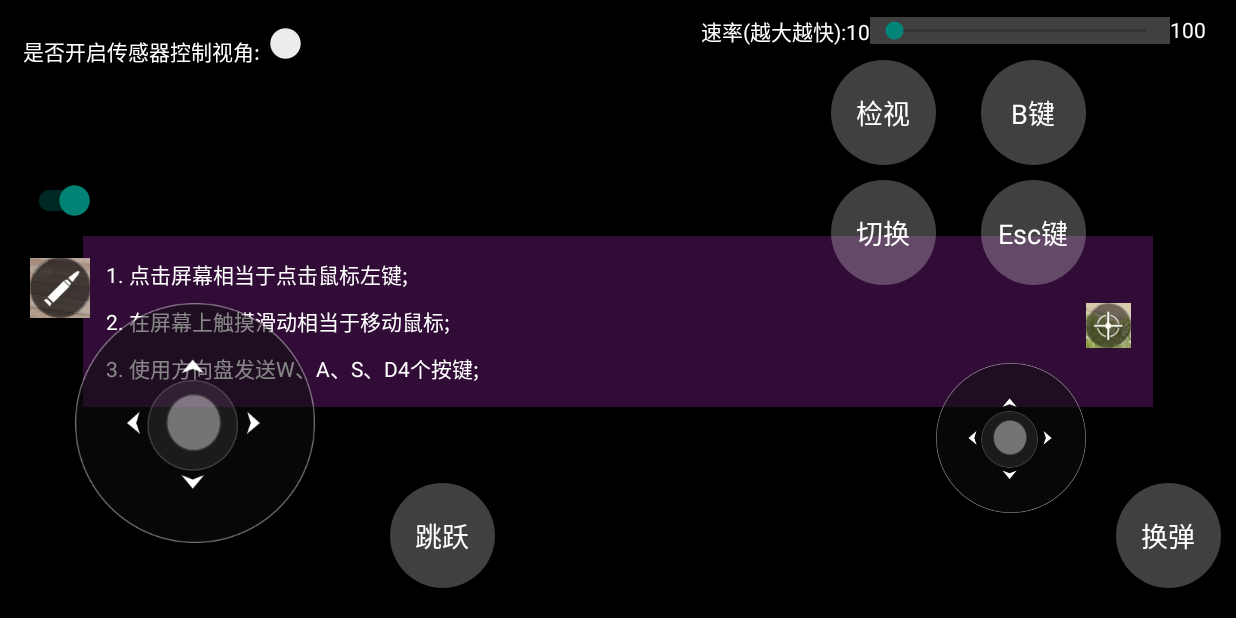
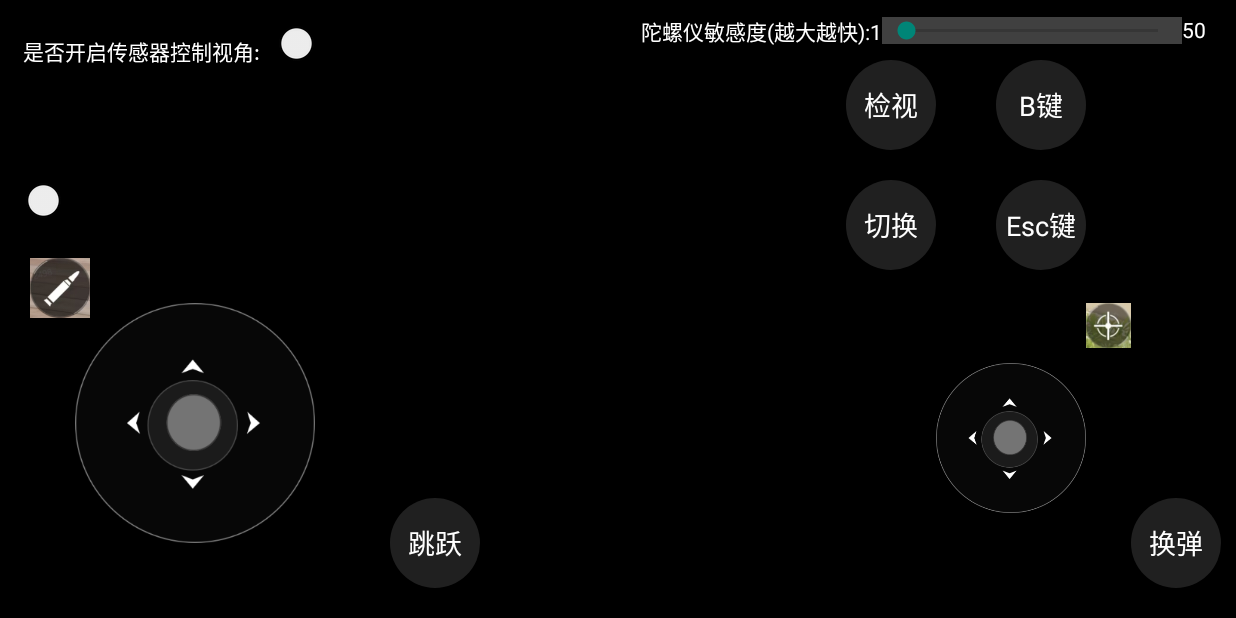
Before and after one commit to volcengine/veGame, an Android app: the CSDemoActivity screen opened directly, with no data from a screen before it, on a phone screen of 824 x 412 dp (held sideways). Run offline under Robolectric (Android 15) with nearby library versions, the phone set to English and light mode, and no system bars; libraries missing offline, so code that uses them is left out: com.blankj.utilcode, com.volcengine.cloudcore, com.volcengine.cloudphone; network calls fail; 9 statements that could not run were skipped.

Commit message:
对将陀螺仪角度转换成鼠标移动距离的过程进行优化
Signed-off-by: zhanghang.zn <zhanghang.zn@bytedance.com>

```diff
--- a/QuickStart/Android/app/src/main/java/com/volcengine/vegameengine/scene/cs/CSDemoActivity.java
+++ b/QuickStart/Android/app/src/main/java/com/volcengine/vegameengine/scene/cs/CSDemoActivity.java
@@ -5,6 +5,7 @@ import android.os.Bundle;
 import android.util.Log;
 import android.view.MotionEvent;
 import android.view.View;
+import android.widget.CompoundButton;
 import android.widget.FrameLayout;
 import android.widget.SeekBar;
 import android.widget.TextView;
@@ -43,6 +44,7 @@ public class CSDemoActivity extends BasePlayActivity implements IGamePlayerListe
     private TextView mOperationTip;
     private SensorController mSensorController;
     private final AngleSensorListener mAngleSensorListener = new AngleSensorListener();
+    private MouseMoveAndLeftClickSender mouseMoveAndLeftClickSender;
     // 左射击按钮，点击触发鼠标左键点击
     private View mLeftShotButton;
     // 右射击按钮，点击触发鼠标左键点击，长按滑动Rocker对应左键长按 + 鼠标滑动
@@ -67,9 +69,13 @@ public class CSDemoActivity extends BasePlayActivity implements IGamePlayerListe
     // 鼠标事件每秒发送个数统计视图
     private TextView monitorView;
     // 传感器速率提示View
-    private TextView sensorSpeedTip1, sensorSpeedTip2;
+//    private TextView sensorSpeedTip1, sensorSpeedTip2;
     // 传感器速率调整seek bar
-    private SeekBar sensorSpeedSeekBar;
+//    private SeekBar sensorSpeedSeekBar;
+    // 移动射击时自动关闭陀螺仪提示View
+    private TextView autoCloseSensorWhenMovingShotTextView;
+    // 移动射击时自动关闭陀螺仪开关
+    private SwitchCompat autoCloseSensorWhenMovingShotSwitch;
 
     @Override
     protected void onCreate(@Nullable Bundle savedInstanceState) {
@@ -97,28 +103,35 @@ public class CSDemoActivity extends BasePlayActivity implements IGamePlayerListe
         _BButton = findViewById(R.id.key_B_button);
         escButton = findViewById(R.id.key_Esc_button);
         monitorView = findViewById(R.id.mouse_event_monitor_tip);
-        sensorSpeedTip1 = findViewById(R.id.sensor_to_mouse_move_num_speed_tip);
-        sensorSpeedTip2 = findViewById(R.id.sensor_to_mouse_move_num_speed_tip_2);
-        sensorSpeedSeekBar = findViewById(R.id.sensor_to_mouse_move_num_speed);
+//        sensorSpeedTip1 = findViewById(R.id.sensor_to_mouse_move_num_speed_tip);
+//        sensorSpeedTip2 = findViewById(R.id.sensor_to_mouse_move_num_speed_tip_2);
+//        sensorSpeedSeekBar = findViewById(R.id.sensor_to_mouse_move_num_speed);
+        autoCloseSensorWhenMovingShotTextView = findViewById(R.id.auto_close_sensor_when_moving_shot_text);
+        autoCloseSensorWhenMovingShotSwitch = findViewById(R.id.auto_close_sensor_when_moving_shot);
+        autoCloseSensorWhenMovingShotSwitch.setOnCheckedChangeListener((buttonView, isChecked) -> {
+            if(mouseMoveAndLeftClickSender != null) {
+                mouseMoveAndLeftClickSender.enableAutoCloseSensorWhenMovingShot(isChecked);
+            }
+        });
         Monitor.listener = this;
 
-        sensorSpeedSeekBar.setOnSeekBarChangeListener(new SeekBar.OnSeekBarChangeListener() {
-            @Override
-            public void onProgressChanged(SeekBar seekBar, int i, boolean b) {
-
-            }
-
-            @Override
-            public void onStartTrackingTouch(SeekBar seekBar) {
-
-            }
-
-            @Override
-            public void onStopTrackingTouch(SeekBar seekBar) {
-                int currentSensitivity = seekBar.getProgress();
-                mAngleSensorListener.setSensorDataInterval((int)currentSensitivity);
-            }
-        });
+//        sensorSpeedSeekBar.setOnSeekBarChangeListener(new SeekBar.OnSeekBarChangeListener() {
+//            @Override
+//            public void onProgressChanged(SeekBar seekBar, int i, boolean b) {
+//
+//            }
+//
+//            @Override
+//            public void onStartTrackingTouch(SeekBar seekBar) {
+//
+//            }
+//
+//            @Override
+//            public void onStopTrackingTouch(SeekBar seekBar) {
+//                int currentSensitivity = seekBar.getProgress();
+//                mAngleSensorListener.setSensorDataInterval((int)currentSensitivity);
+//            }
+//        });
 
         mSwShowOrHide.setOnCheckedChangeListener((buttonView, isChecked) -> {
             mOperationTip.setVisibility(isChecked ? View.VISIBLE : View.GONE);
@@ -135,29 +148,43 @@ public class CSDemoActivity extends BasePlayActivity implements IGamePlayerListe
     private void enableSensorControlMouseMove(boolean enable){
         if(enable){
             // 启用陀螺仪控制画面视角的功能
-            if (mSensorController == null) {
-                mSensorController = new SensorController();
-                mSensorController.setSensorEventListener(mAngleSensorListener);
-            }
-            mSensorController.startSensor(getApplicationContext());
+            startSensor();
 
-            sensorSpeedTip1.setVisibility(View.VISIBLE);
-            sensorSpeedTip2.setVisibility(View.VISIBLE);
-            sensorSpeedSeekBar.setVisibility(View.VISIBLE);
-            sensorSpeedSeekBar.setProgress((int)mAngleSensorListener.getSensorDataInterval());
+            autoCloseSensorWhenMovingShotTextView.setVisibility(View.VISIBLE);
+            autoCloseSensorWhenMovingShotSwitch.setVisibility(View.VISIBLE);
+            autoCloseSensorWhenMovingShotSwitch.setChecked(false);
+
+//            sensorSpeedTip1.setVisibility(View.VISIBLE);
+//            sensorSpeedTip2.setVisibility(View.VISIBLE);
+//            sensorSpeedSeekBar.setVisibility(View.VISIBLE);
+//            sensorSpeedSeekBar.setProgress((int)mAngleSensorListener.getSensorDataInterval());
         } else {
             // 禁止陀螺仪控制画面视角的功能
-            if(mSensorController != null){
-                mSensorController.stopSensor();
-            }
-            mAngleSensorListener.reset();
+            stopSensor();
 
-            sensorSpeedTip1.setVisibility(View.GONE);
-            sensorSpeedTip2.setVisibility(View.GONE);
-            sensorSpeedSeekBar.setVisibility(View.GONE);
+            autoCloseSensorWhenMovingShotTextView.setVisibility(View.GONE);
+            autoCloseSensorWhenMovingShotSwitch.setVisibility(View.GONE);
+
+//            sensorSpeedTip1.setVisibility(View.GONE);
+//            sensorSpeedTip2.setVisibility(View.GONE);
+//            sensorSpeedSeekBar.setVisibility(View.GONE);
         }
     }
 
+    private void startSensor(){
+        if (mSensorController == null) {
+            mSensorController = new SensorController();
+            mSensorController.setSensorEventListener(mAngleSensorListener);
+        }
+        mSensorController.startSensor(getApplicationContext());
+    }
+
+    private void stopSensor(){
+        if(mSensorController != null){
+            mSensorController.stopSensor();
+        }
+        mAngleSensorListener.reset();
+    }
 
     private void initGamePlayConfig() {
         /**
@@ -199,6 +226,7 @@ public class CSDemoActivity extends BasePlayActivity implements IGamePlayerListe
     @Override
     public void onPlaySuccess(String s, int i, Map<String, String> map, String s1, String s2) {
         Log.e(TAG, "onPlaySuccess is invoked...");
+
         IODeviceManager ioDeviceManager = VeGameEngine.getInstance().getIODeviceManager();
 
         int containerWidth = mContainer.getMeasuredWidth();
@@ -235,10 +263,13 @@ public class CSDemoActivity extends BasePlayActivity implements IGamePlayerListe
             });
 
             // MouseMoveAndLeftClickSender封装了将按钮点击事件、长按事件转换为鼠标左键长按、鼠标滑动事件的逻辑
-            MouseMoveAndLeftClickSender mouseMoveAndLeftClickSender = new MouseMoveAndLeftClickSender(ioDeviceManager);
+            mouseMoveAndLeftClickSender = new MouseMoveAndLeftClickSender(ioDeviceManager);
             mouseMoveAndLeftClickSender.setMaxMoveSize(containerWidth, containerHeight);
-            int currentSensitivity = SensitivityManager.getCurrentSensitivity();
-            mMouseMoveSensitivityController.setProgress(currentSensitivity);
+            mouseMoveAndLeftClickSender.setAngleSensorListener(mAngleSensorListener);
+            mouseMoveAndLeftClickSender.enableAutoCloseSensorWhenMovingShot(autoCloseSensorWhenMovingShotSwitch.isChecked());
+
+//            int currentSensitivity = SensitivityManager.getCurrentSensitivity();
+            mMouseMoveSensitivityController.setProgress((int)AngleSensorListener.sensitivityFactor);
             mRightShotRockerView.setOnRockerLocationListener(mouseMoveAndLeftClickSender);
             mRightShotRockerView.setOnRockerChangeListener(mouseMoveAndLeftClickSender);
 
@@ -255,7 +286,7 @@ public class CSDemoActivity extends BasePlayActivity implements IGamePlayerListe
                 @Override
                 public void onStopTrackingTouch(SeekBar seekBar) {
                     int currentSensitivity = seekBar.getProgress();
-                    SensitivityManager.setSensitivity(currentSensitivity);
+                    AngleSensorListener.sensitivityFactor = currentSensitivity;
                 }
             });
         }
@@ -319,8 +350,8 @@ public class CSDemoActivity extends BasePlayActivity implements IGamePlayerListe
                     startY = currentY;
                     startTimeTouch = System.currentTimeMillis();
                 } else if (briefEvents.get(0).action == MotionEvent.ACTION_MOVE) {
-                    if (System.currentTimeMillis() - startTimeTouch <= 500) {
-                        // 小于500毫秒一律当做点击
+                    if (System.currentTimeMillis() - startTimeTouch <= 100) {
+                        // 小于100毫秒一律当做点击
                         // 业务方可根据自身业务灵活实现相关逻辑
                         return;
                     }
@@ -333,13 +364,13 @@ public class CSDemoActivity extends BasePlayActivity implements IGamePlayerListe
                         return;
                     }
                     Log.e(TAG, "the delta of mouse move is " + finalX + ", " + finalY + ";");
-                    int sensitivityFactor = SensitivityManager.getCurrentSensitivity();
-                    ioDeviceManager.sendInputMouseMove(finalX * sensitivityFactor, finalY * sensitivityFactor);
+
+                    ioDeviceManager.sendInputMouseMove(finalX * MouseMoveAndLeftClickSender.SENSITIVITY_FACTOR, finalY * MouseMoveAndLeftClickSender.SENSITIVITY_FACTOR);
                     startX = briefTouchEvent.x;
                     startY = briefTouchEvent.y;
                 } else if (briefEvents.get(0).action == MotionEvent.ACTION_UP) {
-                    if (System.currentTimeMillis() - startTimeTouch <= 500) {
-                        // 小于500毫秒一律当做点击
+                    if (System.currentTimeMillis() - startTimeTouch <= 100) {
+                        // 小于100毫秒一律当做点击
                         ioDeviceManager.sendInputCursorPos(currentX, currentY);
                         ioDeviceManager.sendInputMouseKey(MouseKey.MouseKeyLBUTTON_VALUE, KeySateType.DOWN);
                         ioDeviceManager.sendInputMouseKey(MouseKey.MouseKeyLBUTTON_VALUE, KeySateType.UP);
--- a/QuickStart/Android/app/src/main/res/drawable/corner_bg.xml
+++ b/QuickStart/Android/app/src/main/res/drawable/corner_bg.xml
@@ -1,5 +1,5 @@
 <!-- res/drawable/circle_transparent_background.xml -->
 <shape xmlns:android="http://schemas.android.com/apk/res/android">
-    <solid android:color="#40ffffff" /> <!-- 半透明背景色，#80 表示 50% 透明度 -->
-    <corners android:radius="70dp" /> <!-- 圆角半径，确保是足够大的值以形成圆形 -->
+    <solid android:color="#20ffffff" /> <!-- 半透明背景色，#80 表示 50% 透明度 -->
+    <corners android:radius="50dp" /> <!-- 圆角半径，确保是足够大的值以形成圆形 -->
 </shape>
--- a/QuickStart/Android/app/src/main/res/layout/activity_cs_demo.xml
+++ b/QuickStart/Android/app/src/main/res/layout/activity_cs_demo.xml
@@ -28,40 +28,59 @@
         android:layout_width="wrap_content"
         android:layout_height="wrap_content"
         android:layout_marginTop="15dp"
+        android:layout_marginLeft="7dp"
         android:checked="false"
         app:layout_constraintStart_toEndOf="@id/sw_sensor_control_mouse_move_tip"
         app:layout_constraintTop_toTopOf="parent"/>
 
     <TextView
-        android:id="@+id/sensor_to_mouse_move_num_speed_tip"
+        android:id="@+id/auto_close_sensor_when_moving_shot_text"
         android:layout_width="wrap_content"
         android:layout_height="wrap_content"
         android:textColor="@color/white"
-        android:text="@string/sensor_to_mouse_move_num_speed_tip_str"
+        android:text="@string/auto_close_sensor_when_moving_shot_tip"
         android:layout_marginStart="15dp"
-        android:layout_marginTop="10dp"
+        android:layout_marginTop="15dp"
         app:layout_constraintStart_toStartOf="parent"
         app:layout_constraintTop_toBottomOf="@id/sw_sensor_control_mouse_move"/>
 
-    <SeekBar
-        android:id="@+id/sensor_to_mouse_move_num_speed"
-        android:layout_width="100dp"
-        android:layout_height="wrap_content"
-        android:layout_marginTop="10dp"
-        android:max="50"
-        android:min="5"
-        android:background="#40ffffff"
-        app:layout_constraintStart_toEndOf="@id/sensor_to_mouse_move_num_speed_tip"
-        app:layout_constraintTop_toBottomOf="@id/sw_sensor_control_mouse_move"/>
-    <TextView
-        android:id="@+id/sensor_to_mouse_move_num_speed_tip_2"
+    <androidx.appcompat.widget.SwitchCompat
+        android:id="@+id/auto_close_sensor_when_moving_shot"
         android:layout_width="wrap_content"
         android:layout_height="wrap_content"
-        android:textColor="@color/white"
-        android:text="50"
-        android:layout_marginTop="10dp"
-        app:layout_constraintStart_toEndOf="@id/sensor_to_mouse_move_num_speed"
+        app:layout_constraintStart_toEndOf="@id/auto_close_sensor_when_moving_shot_text"
         app:layout_constraintTop_toBottomOf="@id/sw_sensor_control_mouse_move"/>
+
+<!--    <TextView-->
+<!--        android:id="@+id/sensor_to_mouse_move_num_speed_tip"-->
+<!--        android:layout_width="wrap_content"-->
+<!--        android:layout_height="wrap_content"-->
+<!--        android:textColor="@color/white"-->
+<!--        android:text="@string/sensor_to_mouse_move_num_speed_tip_str"-->
+<!--        android:layout_marginStart="15dp"-->
+<!--        android:layout_marginTop="10dp"-->
+<!--        app:layout_constraintStart_toStartOf="parent"-->
+<!--        app:layout_constraintTop_toBottomOf="@id/sw_sensor_control_mouse_move"/>-->
+
+<!--    <SeekBar-->
+<!--        android:id="@+id/sensor_to_mouse_move_num_speed"-->
+<!--        android:layout_width="100dp"-->
+<!--        android:layout_height="wrap_content"-->
+<!--        android:layout_marginTop="10dp"-->
+<!--        android:max="50"-->
+<!--        android:min="5"-->
+<!--        android:background="#40ffffff"-->
+<!--        app:layout_constraintStart_toEndOf="@id/sensor_to_mouse_move_num_speed_tip"-->
+<!--        app:layout_constraintTop_toBottomOf="@id/sw_sensor_control_mouse_move"/>-->
+<!--    <TextView-->
+<!--        android:id="@+id/sensor_to_mouse_move_num_speed_tip_2"-->
+<!--        android:layout_width="wrap_content"-->
+<!--        android:layout_height="wrap_content"-->
+<!--        android:textColor="@color/white"-->
+<!--        android:text="50"-->
+<!--        android:layout_marginTop="10dp"-->
+<!--        app:layout_constraintStart_toEndOf="@id/sensor_to_mouse_move_num_speed"-->
+<!--        app:layout_constraintTop_toBottomOf="@id/sw_sensor_control_mouse_move"/>-->
 
     <TextView
         android:id="@+id/mouse_event_monitor_tip"
@@ -79,7 +98,7 @@
         android:id="@+id/sw_show_or_hide"
         android:layout_width="wrap_content"
         android:layout_height="wrap_content"
-        android:checked="true"
+        android:checked="false"
         android:layout_marginTop="120dp"
         android:layout_marginStart="15dp"
         app:layout_constraintStart_toStartOf="parent"
@@ -99,6 +118,7 @@
         android:padding="15dp"
         android:textColor="@color/white"
         android:lineSpacingMultiplier = "1.5"
+        android:visibility="gone"
         android:text="1. 点击屏幕相当于点击鼠标左键;\n2. 在屏幕上触摸滑动相当于移动鼠标;\n3. 使用方向盘发送W、A、S、D4个按键;"
         />
 
@@ -125,8 +145,8 @@
 
     <TextView
         android:id="@+id/jump_button"
-        android:layout_width="70dp"
-        android:layout_height="70dp"
+        android:layout_width="60dp"
+        android:layout_height="60dp"
         android:text="@string/jump_tip"
         android:textSize="18sp"
         android:gravity="center"
@@ -157,18 +177,18 @@
         android:layout_marginTop="10dp"
         android:layout_marginEnd="20dp"
         app:layout_constraintTop_toTopOf="parent"
-        app:layout_constraintRight_toRightOf="parent"/>
+        app:layout_constraintRight_toRightOf="parent" />
 
     <SeekBar
         android:id="@+id/mouse_move_speed_seek"
         android:layout_width="200dp"
         android:layout_height="wrap_content"
         android:layout_marginTop="10dp"
-        android:max="100"
-        android:min="10"
+        android:max="50"
+        android:min="1"
         android:background="#40ffffff"
         app:layout_constraintEnd_toStartOf="@id/speed_seek_end_tip"
-        app:layout_constraintBottom_toBottomOf="@id/speed_seek_end_tip"/>
+        app:layout_constraintBottom_toBottomOf="@id/speed_seek_end_tip" />
 
     <TextView
         android:id="@+id/speed_seek_start_tip"
@@ -178,12 +198,12 @@
         android:text="@string/min_speed_seek_tip"
         android:layout_marginTop="10dp"
         app:layout_constraintTop_toTopOf="parent"
-        app:layout_constraintEnd_toStartOf="@id/mouse_move_speed_seek"/>
+        app:layout_constraintEnd_toStartOf="@id/mouse_move_speed_seek" />
 
     <TextView
         android:id="@+id/replace_bullet_button"
-        android:layout_width="70dp"
-        android:layout_height="70dp"
+        android:layout_width="60dp"
+        android:layout_height="60dp"
         android:text="@string/replace_bullet_tip"
         android:textSize="18sp"
         android:gravity="center"
@@ -197,8 +217,8 @@
 
     <TextView
         android:id="@+id/review_button"
-        android:layout_width="70dp"
-        android:layout_height="70dp"
+        android:layout_width="60dp"
+        android:layout_height="60dp"
         android:text="@string/review_tip"
         android:textSize="18sp"
         android:gravity="center"
@@ -212,8 +232,8 @@
 
     <TextView
         android:id="@+id/switch_button"
-        android:layout_width="70dp"
-        android:layout_height="70dp"
+        android:layout_width="60dp"
+        android:layout_height="60dp"
         android:text="@string/switch_tip"
         android:textSize="18sp"
         android:gravity="center"
@@ -227,8 +247,8 @@
 
     <TextView
         android:id="@+id/key_B_button"
-        android:layout_width="70dp"
-        android:layout_height="70dp"
+        android:layout_width="60dp"
+        android:layout_height="60dp"
         android:text="@string/B_key_tip"
         android:textSize="18sp"
         android:gravity="center"
@@ -242,8 +262,8 @@
 
     <TextView
         android:id="@+id/key_Esc_button"
-        android:layout_width="70dp"
-        android:layout_height="70dp"
+        android:layout_width="60dp"
+        android:layout_height="60dp"
         android:text="@string/esc_key_tip"
         android:textSize="18sp"
         android:gravity="center"
--- a/QuickStart/Android/app/src/main/res/values/strings.xml
+++ b/QuickStart/Android/app/src/main/res/values/strings.xml
@@ -185,8 +185,8 @@
     <string name="official_website">火山官网</string>
     <string name="official_website_url">https://www.volcengine.com/docs/6512/75577</string>
     <string name="first_open_app">firstOpenApp</string>
-    <string name="min_speed_seek_tip">速率(越大越快):10</string>
-    <string name="max_speed_seek_tip">100</string>
+    <string name="min_speed_seek_tip">陀螺仪敏感度(越大越快):1</string>
+    <string name="max_speed_seek_tip">50</string>
     <string name="jump_tip">跳跃</string>
     <string name="replace_bullet_tip">换弹</string>
     <string name="review_tip">检视</string>
@@ -194,5 +194,6 @@
     <string name="B_key_tip">B键</string>
     <string name="esc_key_tip">Esc键</string>
     <string name="sensor_to_mouse_move_num_speed_tip_str">每多少毫秒传输1次传感器数据: 5</string>
+    <string name="auto_close_sensor_when_moving_shot_tip">移动射击时自动关闭陀螺仪</string>
 
 </resources>
```
Also changed, not shown: QuickStart/Android/app/src/main/java/com/volcengine/vegameengine/MainActivity.java (+17 -17 lines), QuickStart/Android/app/src/main/java/com/volcengine/vegameengine/scene/cs/AngleSensorListener.java (+66 -54 lines), QuickStart/Android/app/src/main/java/com/volcengine/vegameengine/scene/cs/MouseMoveAndLeftClickSender.java (+24 -3 lines), QuickStart/Android/app/src/main/java/com/volcengine/vegameengine/scene/cs/SensitivityManager.java (+26 -26 lines).
